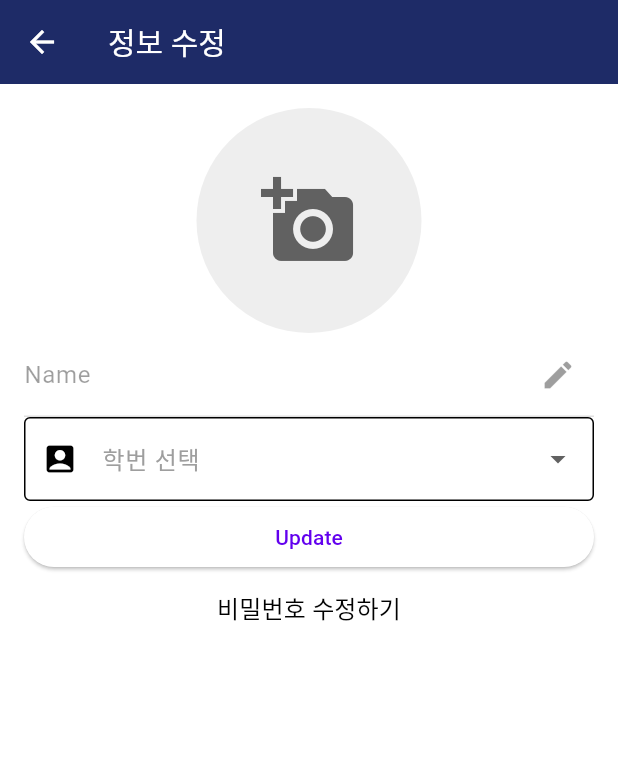
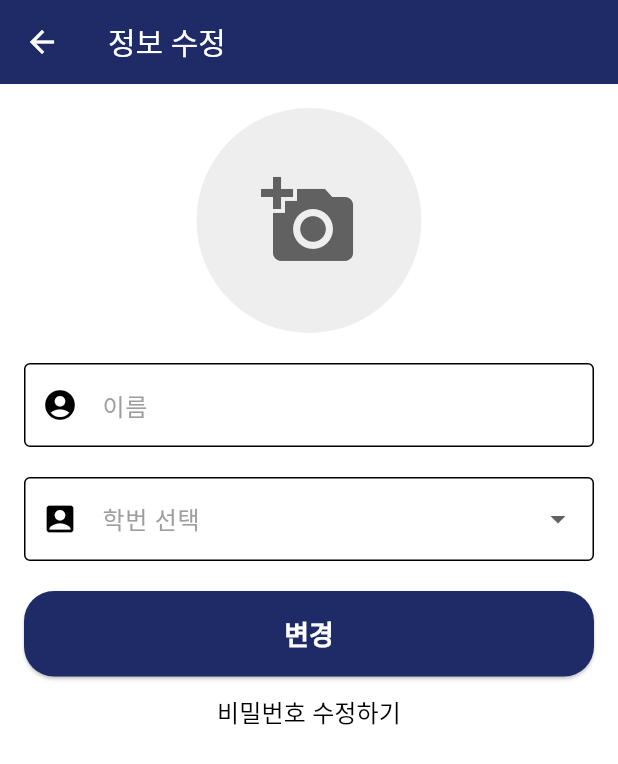
Before and after one commit to gimseongcheol/team_project, a Flutter app: the EditSignScreen screen opened directly, on a phone screen of 412 x 824 dp. Shown: the top 764 px of the screen. Run offline on Flutter 3.47's test engine with Material 3 defaults, Android fonts, the phone set to English and light mode, and no system bars; our stand-ins replace cloud_firestore, extended_image, firebase_auth, firebase_core, firebase_storage, flutter_slidable and 6 more; missing offline and left inert: flutter_state_notifier; accounts and stored records are empty.

Commit message:
정보수정 UI

```diff
--- a/lib/screen/auth/editsign_screen.dart
+++ b/lib/screen/auth/editsign_screen.dart
@@ -35,7 +35,6 @@ class _EditSignScreenState extends State<EditSignScreen> {
       _isEditingName = !_isEditingName;
     });
   }
-
 
   // Method to toggle editing mode for student ID
   void _toggleStudentIDEditing() {
@@ -82,7 +81,10 @@ class _EditSignScreenState extends State<EditSignScreen> {
     final _themeManager = Provider.of<ThemeManager>(context);
     return Scaffold(
       appBar: AppBar(
-        title: Text('정보 수정', style: TextStyle(fontSize: 20),),
+        title: Text(
+          '정보 수정',
+          style: TextStyle(fontSize: 20),
+        ),
       ),
       body: SingleChildScrollView(
         padding: const EdgeInsets.all(16.0),
@@ -118,27 +120,58 @@ class _EditSignScreenState extends State<EditSignScreen> {
                   ],
                 ),
               ),
-
-              // Name
-              TextFormField(
-                enabled: _isEditingName,
+              SizedBox(
+                height: 20,
+              ),
+              InkWell(
+                onTap: () {
+                  setState(() {
+                    _isLabelDark1 = !_isLabelDark1;
+                  });
+                },
+                child: TextFormField(
+                  enabled: _isEnabled,
+                  controller: _nameEditingController,
+                  keyboardType: TextInputType.name,
                   decoration: InputDecoration(
-                  labelText: 'Name',
-                  suffixIcon: IconButton(
-                    icon: Icon(_isEditingName ? Icons.save : Icons.edit),
-                    onPressed: _toggleNameEditing,
+                    border: OutlineInputBorder(),
+                    labelText: '이름',
+                    labelStyle: TextStyle(
+                      color: _themeManager.themeMode == ThemeMode.dark
+                          ? Colors.black
+                          : Colors.grey,
+                    ),
+                    prefixIcon: Icon(Icons.account_circle, color: Colors.black),
+                    filled: true,
+                    focusedBorder: OutlineInputBorder(
+                      borderSide: BorderSide(
+                        color: _themeManager.themeMode == ThemeMode.dark
+                            ? Colors.black
+                            : Color(0xFF2195F2),
                       ),
                     ),
+                  ),
+                  style: TextStyle(color: Colors.black),
+                  onChanged: (value) {
+                    // 입력이 변경될 때마다 색상 업데이트
+                    setState(() {
+                      _isLabelDark2 = value.isEmpty;
+                    });
+                  },
                   validator: (value) {
-                  if (_isEditingName && (value == null || value.isEmpty)) {
-                    return 'Please enter your name.';
+                    if (value == null || value.trim().isEmpty) {
+                      return '이름을 입력해주세요.';
+                    }
+                    if (value.length < 2 || value.length > 10) {
+                      return '이름은 최소 3글자, 최대 10글자 까지 입력 가능합니다.';
                     }
                     return null;
                   },
                 ),
-
-
-
+              ),
+              SizedBox(
+                height: 20,
+              ),
               InkWell(
                 onTap: () {
                   setState(() {
@@ -171,8 +204,7 @@ class _EditSignScreenState extends State<EditSignScreen> {
                         child: Text(
                           value,
                           style: TextStyle(
-                              color: _themeManager.themeMode ==
-                                  ThemeMode.dark
+                              color: _themeManager.themeMode == ThemeMode.dark
                                   ? Colors.white
                                   : Colors.black),
                         ),
@@ -209,10 +241,27 @@ class _EditSignScreenState extends State<EditSignScreen> {
                   ),
                 ),
               ),
+              SizedBox(
+                height: 20,
+              ),
               // Update Button
               ElevatedButton(
                 onPressed: _updateUserInfo,
-                child: Text('Update'),
+                child: Text(
+                  '변경',
+                  style: TextStyle(
+                    color: Colors.white,
+                  ),
+                ),
+                style: ElevatedButton.styleFrom(
+                  backgroundColor: Color(0xff1e2b67),
+                  shape: RoundedRectangleBorder(
+                    borderRadius: BorderRadius.circular(20),
+                  ),
+                  textStyle:
+                      TextStyle(fontSize: 18, fontWeight: FontWeight.bold),
+                  padding: const EdgeInsets.symmetric(vertical: 15),
+                ),
               ),
               TextButton(
                 onPressed: _isEnabled
```
Lines whose indentation alone changed are shown as unchanged.
